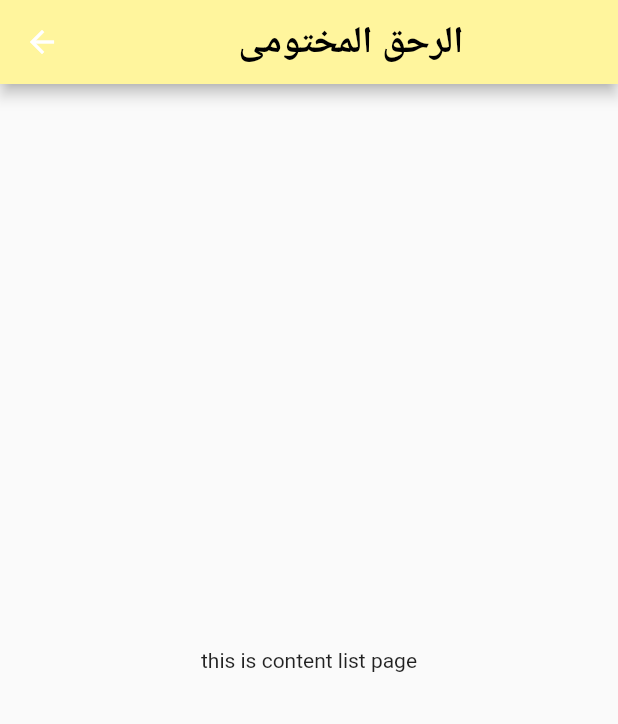
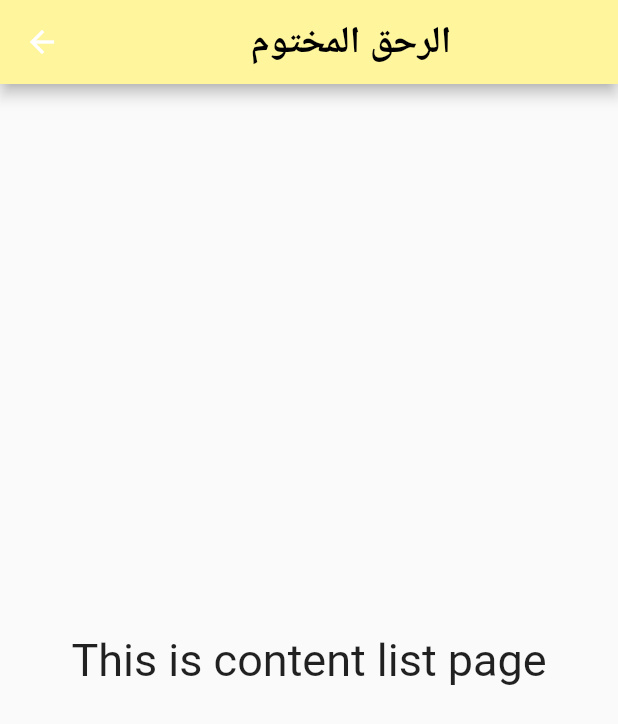
Before and after one commit to hacktonow/-Al_Raheeq_ul_Makhtum, a Flutter app: the Content_List1 screen opened directly, on a phone screen of 412 x 824 dp. Shown: the top 724 px of the screen. Run offline on Flutter 3.47's test engine with Material 2 defaults, Android fonts, the light colour scheme and no system bars.

Commit message:
Home Screen

```diff
--- a/lib/Screens/Content_List1.dart
+++ b/lib/Screens/Content_List1.dart
@@ -10,7 +10,7 @@ class Content_List1 extends StatelessWidget {
         backgroundColor: Colors.yellow[200],
         title: Center(
           child: Text(
-            "الرحق المختومی",
+            "الرحق المختوم",
             style: TextStyle(
               fontSize: 25,
               color: Colors.black,
@@ -20,7 +20,11 @@ class Content_List1 extends StatelessWidget {
         ),
       ),
       body: Container(
-        child: Center(child: Text("this is content list page")),
+        child: Center(
+            child: Text(
+          "This is content list page",
+          style: TextStyle(fontSize: 30),
+        )),
       ),
     );
   }
--- a/lib/Screens/HomePage.dart
+++ b/lib/Screens/HomePage.dart
@@ -1,3 +1,4 @@
+import 'package:al_raheeq_ul_makhtoom/Screens/Content_List1.dart';
 import 'package:flutter/material.dart';
 
 class HomePage extends StatefulWidget {
@@ -13,7 +14,7 @@ class _HomePageState extends State<HomePage> {
         backgroundColor: Colors.yellow[200],
         title: Center(
           child: Text(
-            "الرحق المختومی",
+            "الرحق المختوم",
             style: TextStyle(
               fontSize: 25,
               color: Colors.black,
@@ -37,7 +38,10 @@ class _HomePageState extends State<HomePage> {
             bottom: 100,
             right: 180,
             child: FloatingActionButton(
-              onPressed: () {},
+              onPressed: () {
+                Navigator.push(context,
+                    MaterialPageRoute(builder: (context) => Content_List1()));
+              },
               child: const Icon(
                 Icons.arrow_forward,
                 color: Colors.black,
--- a/lib/main.dart
+++ b/lib/main.dart
@@ -1,5 +1,6 @@
 import 'dart:async';
 
+import 'package:al_raheeq_ul_makhtoom/Screens/Content_List1.dart';
 import 'package:flutter/material.dart';
 
 import 'Screens/HomePage.dart';
@@ -14,6 +15,9 @@ class MyApp extends StatelessWidget {
     return MaterialApp(
       debugShowCheckedModeBanner: false,
       home: SplashScreen(),
+      routes: {
+        "list1": (context) => Content_List1(),
+      },
     );
   }
 }
```
Also changed, not shown: assets/images/front.png (added).
